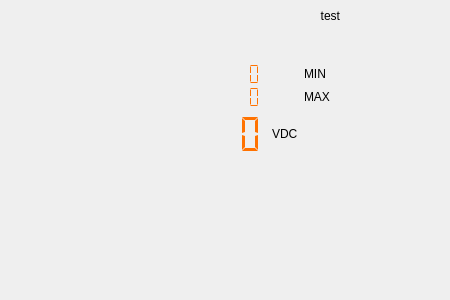
Old version of the form ui/channelmonitorcomponent.ui in the repository thatliuser/scopy.
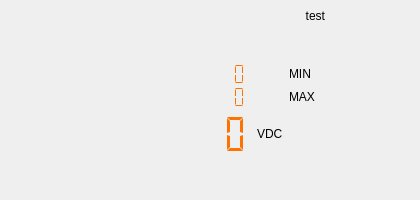
New version of the form. Custom widgets are drawn as their Qt base class.

Patch:
```diff
--- a/ui/channelmonitorcomponent.ui
+++ b/ui/channelmonitorcomponent.ui
@@ -6,19 +6,19 @@
    <rect>
     <x>0</x>
     <y>0</y>
-    <width>450</width>
-    <height>300</height>
+    <width>420</width>
+    <height>200</height>
    </rect>
   </property>
   <property name="sizePolicy">
-   <sizepolicy hsizetype="MinimumExpanding" vsizetype="Preferred">
+   <sizepolicy hsizetype="Expanding" vsizetype="Preferred">
     <horstretch>0</horstretch>
     <verstretch>0</verstretch>
    </sizepolicy>
   </property>
   <property name="minimumSize">
    <size>
-    <width>200</width>
+    <width>0</width>
     <height>0</height>
    </size>
   </property>
```
